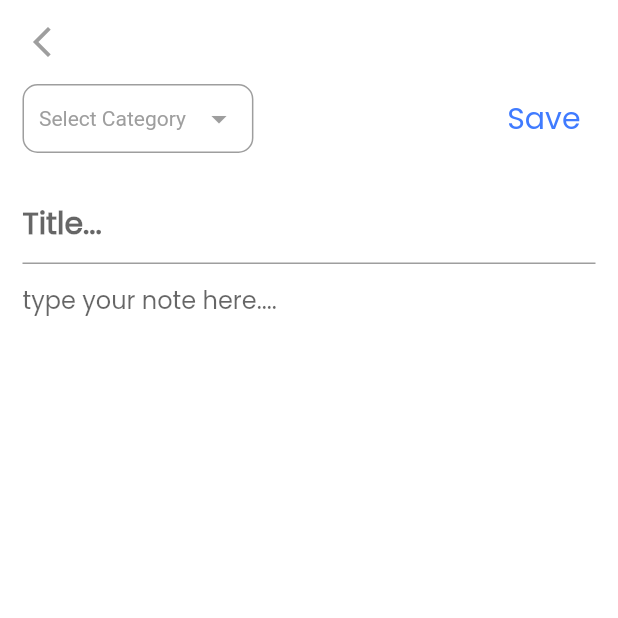
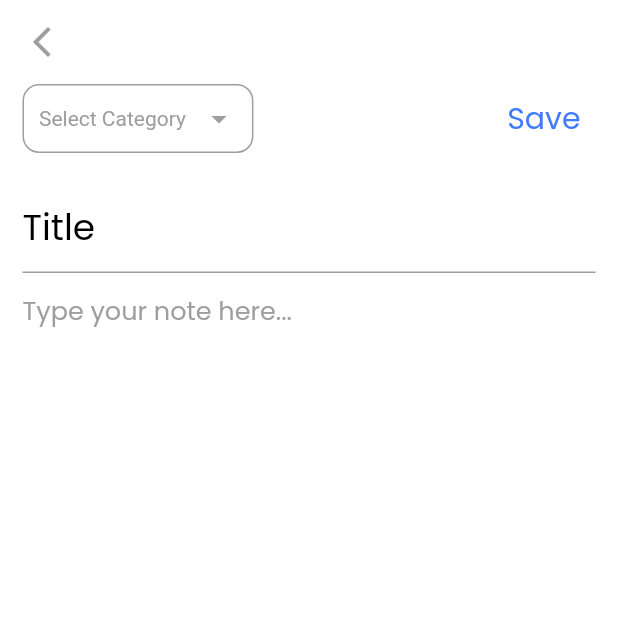
Before and after one commit to talha828/Quick-Notes, a Flutter app: the CreateNotesScreen screen opened directly, on a phone screen of 412 x 824 dp, the top half of it. Run offline on Flutter 3.47's test engine with Material 2 defaults, Android fonts, the phone set to English and light mode, and no system bars; our stand-ins replace firebase_auth, firebase_core, page_transition, rflutter_alert, shared_preferences, sqflite; missing offline and left inert: alert_dialog; accounts and stored records are empty.

Commit message:
muteeb ul hassan

```diff
--- a/lib/main.dart
+++ b/lib/main.dart
@@ -6,7 +6,7 @@ import 'package:quick_notes/screens/mainScreen/mainScreen.dart';
 import 'package:quick_notes/screens/signUpScreen/signUpScreen.dart';
 import 'package:quick_notes/screens/splashScreen/splashScreen.dart';
 
-void main() async{
+void main() async {
   WidgetsFlutterBinding.ensureInitialized(); // Add this
   await Firebase.initializeApp();
   runApp(MyApp());
--- a/lib/screens/createNotesScreen/createNotesScreen.dart
+++ b/lib/screens/createNotesScreen/createNotesScreen.dart
@@ -16,11 +16,8 @@ class CreateNotesScreen extends StatefulWidget {
 }
 
 class _CreateNotesScreenState extends State<CreateNotesScreen> {
-
-
-
-  TextEditingController title=TextEditingController();
-  TextEditingController decs=TextEditingController();
+  TextEditingController title = TextEditingController();
+  TextEditingController decs = TextEditingController();
   List<CategoryModel> category = [
     CategoryModel(catId: 4000, ctaName: "Select Category"),
   ];
@@ -36,19 +33,26 @@ class _CreateNotesScreenState extends State<CreateNotesScreen> {
     }
     setState(() {});
   }
-  late Database  db;
-  open()async{
-    FirebaseAuth _auth= FirebaseAuth.instance;
-      db = await openDatabase('${_auth.currentUser!.uid}.db').catchError((e)=>print("error: $e"));
+
+  late Database db;
+  open() async {
+    FirebaseAuth _auth = FirebaseAuth.instance;
+    db = await openDatabase('${_auth.currentUser!.uid}.db')
+        .catchError((e) => print("error: $e"));
     List<Map> data = await db.rawQuery("select * from categories");
     for (var i in data) {
       category.add(CategoryModel(catId: i["cat_id"], ctaName: i["cat_name"]));
     }
-    setState(() { });
-    await db.execute("create table notes (note_id int AUTO_INCREMENT primary key,title varchar(50),decs varchar(50),cat_id int, FOREIGN KEY (cat_id) REFERENCES categories(cat_id));").catchError((e)=>print("error1: $e")).then((value) => print("sccess"));
-    titleText="";
-    decsText="";
+    setState(() {});
+    await db
+        .execute(
+            "create table notes (note_id int AUTO_INCREMENT primary key,title varchar(50),decs varchar(50),cat_id int, FOREIGN KEY (cat_id) REFERENCES categories(cat_id));")
+        .catchError((e) => print("error1: $e"))
+        .then((value) => print("sccess"));
+    titleText = "";
+    decsText = "";
   }
+
   List<NotesModel> note = [];
   Future<void> setDataBase() async {
     note.clear();
@@ -72,16 +76,27 @@ class _CreateNotesScreenState extends State<CreateNotesScreen> {
     }
     setState(() {});
   }
-  getSave(CategoryModel value,String titleText,String descText)async{
-    setDataBase().then((s) async{
-      if(value.catId!=4000){
-        if(titleText.length>0){
-          if(decsText.length>0){
+
+  getSave(CategoryModel value, String titleText, String descText) async {
+    setDataBase().then((s) async {
+      if (value.catId != 4000) {
+        if (titleText.length > 0) {
+          if (decsText.length > 0) {
             // int ran=Random(0).nextInt(1000000);
-            await db.rawInsert("insert into notes values(?,?,?,?)",[note.length<1?1:double.parse(note.last.note_id).toInt()+1,titleText,descText,value.catId]).catchError((e)=>print("error2: $e")).then((value) => print("done"));
-            Navigator.push(context, MaterialPageRoute(builder: (context)=>MainScreen()));
-          }
-          else{
+            await db
+                .rawInsert("insert into notes values(?,?,?,?)", [
+                  note.length < 1
+                      ? 1
+                      : double.parse(note.last.note_id).toInt() + 1,
+                  titleText,
+                  descText,
+                  value.catId
+                ])
+                .catchError((e) => print("error2: $e"))
+                .then((value) => print("done"));
+            Navigator.push(
+                context, MaterialPageRoute(builder: (context) => MainScreen()));
+          } else {
             showDialog(
               context: context,
               builder: (context) => new AlertDialog(
@@ -99,8 +114,7 @@ class _CreateNotesScreenState extends State<CreateNotesScreen> {
               ),
             );
           }
-        }
-        else{
+        } else {
           showDialog(
             context: context,
             builder: (context) => new AlertDialog(
@@ -118,8 +132,7 @@ class _CreateNotesScreenState extends State<CreateNotesScreen> {
             ),
           );
         }
-      }
-      else{
+      } else {
         showDialog(
           context: context,
           builder: (context) => new AlertDialog(
@@ -138,7 +151,6 @@ class _CreateNotesScreenState extends State<CreateNotesScreen> {
         );
       }
     });
-
   }
 
   late CategoryModel value;
@@ -151,6 +163,7 @@ class _CreateNotesScreenState extends State<CreateNotesScreen> {
     value = category.first;
     super.initState();
   }
+
   @override
   Widget build(BuildContext context) {
     return Scaffold(
@@ -160,7 +173,10 @@ class _CreateNotesScreenState extends State<CreateNotesScreen> {
         elevation: 0.0,
         leading: IconButton(
           onPressed: () => Navigator.pop(context),
-          icon: Icon(Icons.arrow_back_ios_new,color: Colors.grey,),
+          icon: Icon(
+            Icons.arrow_back_ios_new,
+            color: Colors.grey,
+          ),
         ),
       ),
       body: Container(
@@ -170,82 +186,100 @@ class _CreateNotesScreenState extends State<CreateNotesScreen> {
             Row(
               mainAxisAlignment: MainAxisAlignment.spaceBetween,
               children: [
-                category.length<2?Container(
-        padding: EdgeInsets.symmetric(horizontal: 10,vertical: 10),
+                category.length < 2
+                    ? Container(
+                        padding:
+                            EdgeInsets.symmetric(horizontal: 10, vertical: 10),
                         decoration: BoxDecoration(
-              borderRadius: BorderRadius.circular(10),
-              border: Border.all(color: Colors.grey)
-          ),
+                            borderRadius: BorderRadius.circular(11),
+                            border: Border.all(color: Colors.grey)),
                         child: Row(
                           children: [
-                    Text("Select Category",style: TextStyle(color: Colors.grey),),
-                    SizedBox(width: 10,),
-                    Icon(Icons.arrow_drop_down,color: Colors.grey)
+                            Text(
+                              "Select Category",
+                              style: TextStyle(color: Colors.grey),
+                            ),
+                            SizedBox(
+                              width: 10,
+                            ),
+                            Icon(Icons.arrow_drop_down, color: Colors.grey)
                           ],
-                ),):Container(
+                        ),
+                      )
+                    : Container(
                         padding: EdgeInsets.symmetric(horizontal: 10),
                         decoration: BoxDecoration(
-                    borderRadius: BorderRadius.circular(10),
-                    border: Border.all(color: Colors.grey)
-                  ),
+                            borderRadius: BorderRadius.circular(11),
+                            border: Border.all(color: Colors.grey)),
                         width: 150,
                         height: 40,
                         child: DropdownButtonHideUnderline(
                           child: DropdownButton<CategoryModel>(
-                      disabledHint: Text("select Category"),
+                              disabledHint: Text("Select Category"),
                               isExpanded: true,
-                        onChanged: (item){
+                              onChanged: (item) {
                                 setState(() {
-                            value=item!;
+                                  value = item!;
                                 });
                               },
                               value: value,
                               items: category
                                   .map((e) => DropdownMenuItem(
-                                value: e, child: FittedBox(child: Text(e.ctaName))))
+                                      value: e,
+                                      child: FittedBox(child: Text(e.ctaName))))
                                   .toList()),
                         ),
                       ),
                 InkWell(
-                  onTap: ()=>getSave(value, titleText, decsText),
+                  onTap: () => getSave(value, titleText, decsText),
                   child: Padding(
                     padding: const EdgeInsets.only(right: 10),
-                    child: Text("Save",style: TextStyle(color: themeColor1,fontFamily: "Poppins",fontSize: 20),),
+                    child: Text(
+                      "Save",
+                      style: TextStyle(
+                          color: themeColor1,
+                          fontFamily: "Poppins",
+                          fontWeight: FontWeight.w500,
+                          fontSize: 20),
+                    ),
                   ),
                 )
               ],
             ),
-            SizedBox(height: 20,),
+            SizedBox(
+              height: 20,
+            ),
             TextField(
               controller: title,
               decoration: InputDecoration(
-                hintText: "Title...",
+                  hintText: "Title",
                   hintStyle: TextStyle(
-                  fontSize: 20,
+                    fontSize: 24,
                     fontFamily: "Poppins",
-                 // color: Colors.black,
-                  fontWeight: FontWeight.bold
-                )
-              ),
-              onChanged: (value){
-                titleText=value.trim();
-                setState(() {
-
-                });
+                    color: Colors.black,
+                    fontWeight: FontWeight.w500,
+                  )),
+              onChanged: (value) {
+                titleText = value.trim();
+                setState(() {});
               },
             ),
             TextField(
               controller: decs,
+              keyboardType: TextInputType.multiline,
+              minLines: null,
+              maxLines: null,
               decoration: InputDecoration(
                   enabledBorder: InputBorder.none,
-                hintText: "type your note here....",
+                  hintText: "Type your note here...",
                   hintStyle: TextStyle(
+                    fontSize: 17,
+                    fontWeight: FontWeight.w400,
                     fontFamily: "Poppins",
-                  // color: Colors.black,
-              )
-              ),
-              onChanged: (value){
-                decsText=value.trim();
+                    color: Colors.grey,
+                  )),
+              onChanged: (value) {
+                decsText = value.trim();
                 setState(() {});
               },
             )
```
Also changed, not shown: lib/constant/constant.dart (+37 -12 lines), lib/screens/SpecificNotes/specificNotes.dart (+27 -19 lines), lib/screens/categoryScreen/categoryScreen.dart (+12 -8 lines), lib/screens/loginScreen/loginScreen.dart (+24 -23 lines), lib/screens/mainScreen/mainScreen.dart (+41 -47 lines), lib/screens/showCategory/showCategory.dart (+29 -15 lines), lib/screens/signUpScreen/signUpScreen.dart (+17 -15 lines), lib/screens/splashScreen/splashScreen.dart (+26 -20 lines), lib/screens/welcomeScreen/welcome_screen.dart (+10 -2 lines), lib/widgets/quickButton.dart (+5 -6 lines), lib/widgets/quickSearch.dart (+9 -5 lines), lib/widgets/quickTextField.dart (+5 -7 lines), 5 other files. Lines whose indentation alone changed are shown as unchanged.
